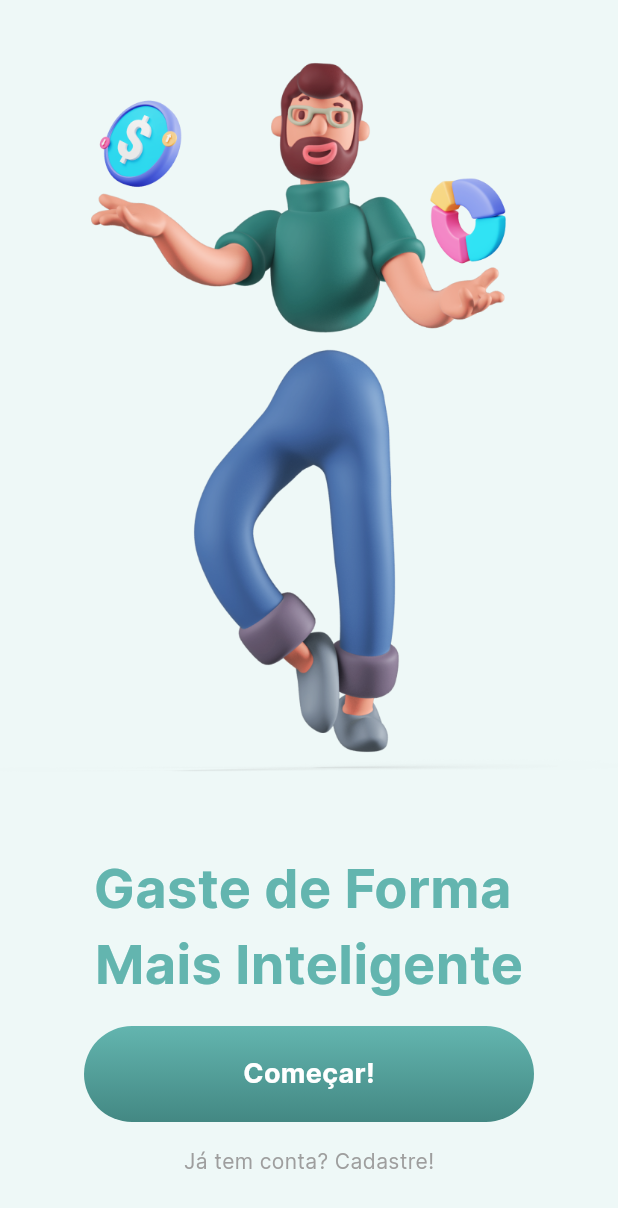
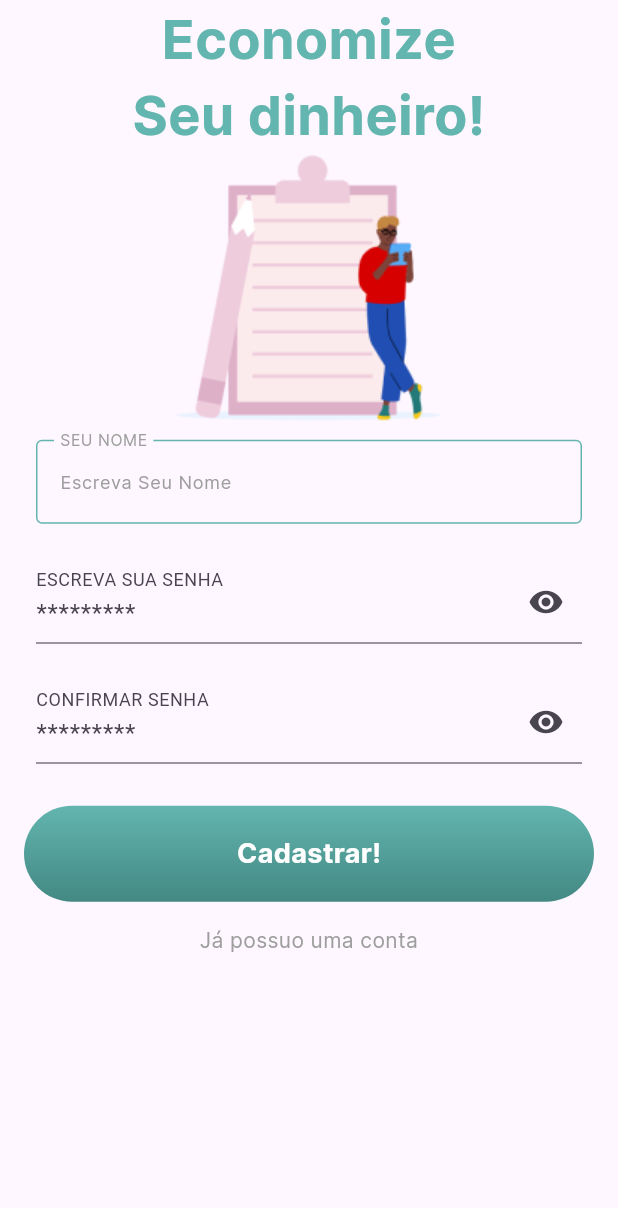
Before and after one commit to gabrielhenrique3/despesas_pessoais, a Flutter app: the screen it shows after launch, on a phone screen of 412 x 824 dp. Shown: the top 1208 px of the screen. Run offline on Flutter 3.47's test engine with Material 3 defaults, Android fonts, the phone set to English and light mode, and no system bars.

Commit message:
Hello Word

```diff
--- a/lib/app.dart
+++ b/lib/app.dart
@@ -1,4 +1,6 @@
+import 'package:despesas_pessoais/common/themes/default_themes.dart';
 import 'package:despesas_pessoais/features/onboarding/onboarding_page.dart';
+import 'package:despesas_pessoais/features/sing_up/sing_up_page.dart';
 import 'package:despesas_pessoais/features/splash/splash_page.dart';
 import 'package:flutter/material.dart';
 
@@ -7,8 +9,9 @@ class App extends StatelessWidget{
 
   @override
   Widget build (BuildContext context) {
-    return const MaterialApp(
-      home: OnboardingPage(),
+    return MaterialApp(
+      theme: defaultTheme,
+      home: SingUpPage(),
     );
   }
 }
--- a/lib/common/constants/app_colors.dart
+++ b/lib/common/constants/app_colors.dart
@@ -6,6 +6,7 @@ class AppColors {
   static const Color cor_um = Color(0xFF63B5AF);
   static const Color cor_dois = Color(0xFF63B5AF);
   static const Color cor_tres = Color(0xFFEEF8F7);
+
   static const List<Color> greenGradient = [
     Color(0xFF63B5AF),
     Color(0xFF438883),
--- /dev/null
+++ b/lib/common/constants/app_text_styles.dart
@@ -0,0 +1,76 @@
+import 'package:flutter/painting.dart';
+
+class AppTextStyles {
+  AppTextStyles._();
+
+  static const TextStyle bigText50 = TextStyle(
+    fontFamily: 'Inter',
+    fontSize: 50.0,
+    fontWeight: FontWeight.w700,
+  );
+
+  static const TextStyle mediumText36 = TextStyle(
+    fontFamily: 'Inter',
+    fontSize: 36.0,
+    fontWeight: FontWeight.w700,
+  );
+
+  static const TextStyle mediumText30 = TextStyle(
+    fontFamily: 'Inter',
+    fontSize: 30.0,
+    fontWeight: FontWeight.w700,
+  );
+
+  static const TextStyle mediumText16w500 = TextStyle(
+    fontFamily: 'Inter',
+    fontSize: 16.0,
+    fontWeight: FontWeight.w500,
+  );
+
+  static const TextStyle mediumText16w600 = TextStyle(
+    fontFamily: 'Inter',
+    fontSize: 16.0,
+    fontWeight: FontWeight.w600,
+  );
+
+  static const TextStyle mediumText18 = TextStyle(
+    fontFamily: 'Inter',
+    fontSize: 18.0,
+    fontWeight: FontWeight.w600,
+  );
+
+  static const TextStyle mediumText20 = TextStyle(
+    fontFamily: 'Inter',
+    fontSize: 20.0,
+    fontWeight: FontWeight.w600,
+  );
+
+  static const TextStyle smallText = TextStyle(
+    fontFamily: 'Inter',
+    fontSize: 14.0,
+    fontWeight: FontWeight.w500,
+  );
+  static const TextStyle smallText13 = TextStyle(
+    fontFamily: 'Inter',
+    fontSize: 13.0,
+    fontWeight: FontWeight.w400,
+  );
+
+  static const TextStyle inputLabelText = TextStyle(
+    fontFamily: 'Inter',
+    fontSize: 14.0,
+    fontWeight: FontWeight.w400,
+  );
+
+  static const TextStyle inputText = TextStyle(
+    fontFamily: 'Inter',
+    fontSize: 14.0,
+    fontWeight: FontWeight.w500,
+  );
+
+  static const TextStyle inputHintText = TextStyle(
+    fontFamily: 'Inter',
+    fontSize: 12.0,
+    fontWeight: FontWeight.w400,
+  );
+}
--- /dev/null
+++ b/lib/common/themes/default_themes.dart
@@ -0,0 +1,11 @@
+import 'package:flutter/material.dart';
+
+final defaultTheme = ThemeData(
+  inputDecorationTheme: const InputDecorationTheme(
+    focusedBorder: OutlineInputBorder(
+      borderSide: BorderSide(
+        color: Colors.red,
+      ),
+    ),
+  ),
+);
--- /dev/null
+++ b/lib/common/widgets/custom_text_form_field.dart
@@ -0,0 +1,126 @@
+// ignore_for_file: public_member_api_docs, sort_constructors_first
+
+import 'package:flutter/material.dart';
+import 'package:flutter/services.dart';
+
+import '../constants/app_colors.dart';
+import '../constants/app_text_styles.dart';
+
+class CustomTextFormField extends StatefulWidget {
+  final EdgeInsetsGeometry? padding;
+  final String? hintText;
+  final String? labelText;
+  final TextCapitalization? textCapitalization;
+  final TextEditingController? controller;
+  final TextInputType? keyboardType;
+  final int? maxLength;
+  final TextInputAction? textInputAction;
+  final Widget? suffixIcon;
+  final bool? obscureText;
+  final List<TextInputFormatter>? inputFormatters;
+  final FormFieldValidator<String>? validator;
+  final String? helperText;
+  final GestureTapCallback? onTap;
+  final bool readOnly;
+  final FocusNode? focusNode;
+  final ValueSetter<PointerEvent>? onTapOutside;
+
+  final VoidCallback? onEditingComplete;
+
+  const CustomTextFormField({
+    Key? key,
+    this.padding,
+    this.hintText,
+    this.labelText,
+    this.textCapitalization,
+    this.controller,
+    this.keyboardType,
+    this.maxLength,
+    this.textInputAction,
+    this.suffixIcon,
+    this.obscureText,
+    this.inputFormatters,
+    this.validator,
+    this.helperText,
+    this.onTap,
+    this.readOnly = false,
+    this.focusNode,
+    this.onTapOutside,
+    this.onEditingComplete,
+  }) : super(key: key);
+
+  @override
+  State<CustomTextFormField> createState() => _CustomTextFormFieldState();
+}
+
+class _CustomTextFormFieldState extends State<CustomTextFormField> {
+  final defaultBorder = const OutlineInputBorder(
+    borderSide: BorderSide(
+
+    ),
+  );
+
+  String? _helperText;
+
+  @override
+  void initState() {
+    super.initState();
+    _helperText = widget.helperText;
+  }
+
+  @override
+  Widget build(BuildContext context) {
+    return Padding(
+      padding: widget.padding ??
+          const EdgeInsets.symmetric(
+            horizontal: 24.0,
+            vertical: 12.0,
+          ),
+      child: TextFormField(
+        focusNode: widget.focusNode,
+        readOnly: widget.readOnly,
+        onTap: widget.onTap,
+        onEditingComplete: widget.onEditingComplete ??
+                () {
+              FocusScope.of(context).nextFocus();
+            },
+        onTapOutside: widget.onTapOutside ??
+                (_) {
+              if (FocusScope.of(context).hasFocus) {
+                FocusScope.of(context).unfocus();
+              }
+            },
+        onChanged: (value) {
+          if (value.length == 1) {
+            setState(() {
+              _helperText = null;
+            });
+          } else if (value.isEmpty) {
+            setState(() {
+              _helperText = widget.helperText;
+            });
+          }
+        },
+        validator: widget.validator,
+
+        inputFormatters: widget.inputFormatters,
+        obscureText: widget.obscureText ?? false,
+        textInputAction: widget.textInputAction,
+        maxLength: widget.maxLength,
+        keyboardType: widget.keyboardType,
+        controller: widget.controller,
+        textCapitalization:
+        widget.textCapitalization ?? TextCapitalization.none,
+        decoration: InputDecoration(
+          errorMaxLines: 3,
+          helperText: _helperText,
+          helperMaxLines: 3,
+          suffixIcon: widget.suffixIcon,
+          hintText: widget.hintText,
+          floatingLabelBehavior: FloatingLabelBehavior.always,
+          labelText: widget.labelText?.toUpperCase(),
+        ),
+      ),
+    );
+  }
+}
--- /dev/null
+++ b/lib/common/widgets/password_form_field.dart
@@ -0,0 +1,79 @@
+// ignore_for_file: public_member_api_docs, sort_constructors_first
+import 'dart:developer';
+
+
+import 'package:flutter/material.dart';
+
+import 'custom_text_form_field.dart';
+
+class PasswordFormField extends StatefulWidget {
+  final TextEditingController? controller;
+  final EdgeInsetsGeometry? padding;
+  final String? hintText;
+  final String? labelText;
+  final FormFieldValidator<String>? validator;
+  final String? helperText;
+  final FocusNode? focusNode;
+  final VoidCallback? onTap;
+  final ValueSetter<PointerEvent>? onTapOutside;
+  final VoidCallback? onEditingComplete;
+
+  const PasswordFormField({
+    Key? key,
+    this.controller,
+    this.padding,
+    this.hintText,
+    this.labelText,
+    this.validator,
+    this.helperText,
+    this.focusNode,
+    this.onTap,
+    this.onTapOutside,
+    this.onEditingComplete,
+  }) : super(key: key);
+
+  @override
+  State<PasswordFormField> createState() => _PasswordFormFieldState();
+}
+
+class _PasswordFormFieldState extends State<PasswordFormField> {
+  bool isHidden = true;
+
+  @override
+  Widget build(BuildContext context) {
+    return CustomTextFormField(
+      onTap: widget.onTap,
+      onEditingComplete: widget.onEditingComplete ??
+              () {
+            FocusScope.of(context).nextFocus();
+          },
+      focusNode: widget.focusNode,
+      onTapOutside: widget.onTapOutside ??
+              (_) {
+            if (FocusScope.of(context).hasFocus) {
+              FocusScope.of(context).unfocus();
+            }
+          },
+      helperText: widget.helperText,
+      validator: widget.validator,
+      obscureText: isHidden,
+      controller: widget.controller,
+      padding: widget.padding,
+      hintText: widget.hintText,
+      labelText: widget.labelText,
+      suffixIcon: InkWell(
+        borderRadius: BorderRadius.circular(23.0),
+        onTap: () {
+          log("pressed");
+          setState(() {
+            isHidden = !isHidden;
+          });
+        },
+        child: Icon(
+          isHidden ? Icons.visibility : Icons.visibility_off,
+
+        ),
+      ),
+    );
+  }
+}
--- a/lib/features/onboarding/onboarding_page.dart
+++ b/lib/features/onboarding/onboarding_page.dart
@@ -8,15 +8,15 @@ class OnboardingPage extends StatelessWidget {
   Widget build(BuildContext context) {
     return Scaffold(
       backgroundColor: AppColors.cor_tres,
-      body: Align(
-        child: Column(
+      body: Column(
         children: [
+          const SizedBox(height: 48.0),
           Expanded(
-              flex: 2,
             child: Image.asset(
                 'assets/images/man.png'),
           ),
           const Text('Gaste de Forma ',
+              textAlign: TextAlign.center,
               style:  TextStyle(
               fontFamily: 'Inter',
               fontSize: 36.0,
@@ -26,6 +26,7 @@ class OnboardingPage extends StatelessWidget {
             ,),
 
           const Text('Mais Inteligente',
+              textAlign: TextAlign.center,
               style:  TextStyle(
               fontFamily: 'Inter',
               fontSize: 36.0,
@@ -61,7 +62,8 @@ class OnboardingPage extends StatelessWidget {
             ),
 
 
-              const Text('Já tem conta? Cadastre!',
+            const Text('Já possui conta? Cadastre!',
+              textAlign: TextAlign.center,
               style:  TextStyle(
               fontFamily: 'Inter',
               fontSize: 14.0,
@@ -72,7 +74,6 @@ class OnboardingPage extends StatelessWidget {
           const SizedBox(height:40.0)
       ],
       ),
-      ),
     );
   }
 }
--- /dev/null
+++ b/lib/features/sing_up/sing_up_page.dart
@@ -0,0 +1,164 @@
+import 'package:despesas_pessoais/common/constants/app_text_styles.dart';
+import 'package:despesas_pessoais/common/widgets/password_form_field.dart';
+import 'package:flutter/material.dart';
+
+import '../../common/constants/app_colors.dart';
+
+class SingUpPage extends StatelessWidget {
+  const SingUpPage({super.key});
+
+  @override
+  Widget build(BuildContext context) {
+    return Scaffold(
+      body: ListView(
+        children: [
+
+          const Text('Economize ',
+          textAlign: TextAlign.center,
+          style:  TextStyle(
+            fontFamily: 'Inter',
+            fontSize: 36.0,
+            fontWeight: FontWeight.w700,
+            color: AppColors.cor_dois
+            ),
+          ),
+
+           const Text('Seu dinheiro!',
+            textAlign: TextAlign.center,
+            style:  TextStyle(
+              fontFamily: 'Inter',
+              fontSize: 36.0,
+              fontWeight: FontWeight.w700,
+              color: AppColors.cor_dois
+              ),
+            ),
+
+            Expanded(
+                child: Image.asset(
+                    'assets/images/sing_up_image.png',
+                ),
+            ),
+
+            const Form(
+              child: Column(
+                children: [
+                  CustomTextFormFileld(
+                    labelText: "seu nome",
+                    hintText: "Escreva Seu Nome",
+                  ),
+                  PasswordFormField(
+                    labelText: "escreva sua senha",
+                    hintText: "*********", controller: null,
+                  ),PasswordFormField(
+                    labelText: "confirmar senha",
+                    hintText: "*********", controller: null,
+                  ),
+                ],
+              ),
+            ),
+
+          Padding(
+            padding: const EdgeInsets.all(16.0),
+            child: Container(
+              alignment: Alignment.center,
+              height: 64.0,
+              width: 300.0,
+              decoration: const BoxDecoration(
+                borderRadius: BorderRadius.all(Radius.circular(38.0)),
+                gradient: LinearGradient(
+                    begin: Alignment.topCenter,
+                    end: Alignment.bottomCenter,
+                    colors: AppColors.greenGradient
+                ),
+              ),
+              child: const Text(
+                'Cadastrar!',
+                style: TextStyle(
+                    fontFamily: 'Inter',
+                    fontSize: 18.0,
+                    fontWeight: FontWeight.w700,
+                    color: Colors.white
+                ),
+              ),
+            ),
+          ),
+
+
+          const Text('Já possuo uma conta',
+            textAlign: TextAlign.center,
+            style:  TextStyle(
+                fontFamily: 'Inter',
+                fontSize: 14.0,
+                fontWeight: FontWeight.w500,
+                color: Colors.grey
+            ),
+          ),
+          ],
+      ),
+    );
+  }
+}
+
+class CustomTextFormFileld extends StatefulWidget {
+  final EdgeInsetsGeometry? padding;
+  final String? hintText;
+  final String? labelText;
+  final TextCapitalization? textCapitalization;
+  final TextEditingController? controller;
+  final TextInputType? keyboardType;
+
+  const CustomTextFormFileld({
+    super.key,
+    this.padding,
+    this.hintText,
+    this.labelText,
+    this.textCapitalization,
+    this.controller,
+    this.keyboardType,
+  });
+
+  @override
+  State<CustomTextFormFileld> createState() => _CustomTextFormFileldState();
+}
+
+class _CustomTextFormFileldState extends State<CustomTextFormFileld> {
+  final defaltBorder = const OutlineInputBorder(
+    borderSide: BorderSide(color: AppColors.cor_dois,),
+  );
+
+  @override
+  Widget build(BuildContext context) {
+    return Padding(
+      padding: widget.padding ??
+          const EdgeInsets.symmetric(
+            horizontal: 24.0,
+            vertical: 12.0,
+          ),
+      child: TextFormField(
+        keyboardType: widget.keyboardType,
+        controller: widget.controller,
+        textCapitalization: widget.textCapitalization ?? TextCapitalization.none,
+        decoration: InputDecoration(
+          hintText: widget.hintText,
+          hintStyle:AppTextStyles.inputHintText.copyWith(color: Colors.grey),
+          floatingLabelBehavior: FloatingLabelBehavior.always,
+          labelText: widget.labelText?.toUpperCase(),
+          labelStyle: AppTextStyles.inputLabelText.copyWith(color: Colors.grey),
+          focusedBorder: defaltBorder,
+          errorBorder: defaltBorder.copyWith(
+            borderSide: const BorderSide(
+              color: Colors.red,
+            ),
+          ),
+          focusedErrorBorder: defaltBorder.copyWith(
+            borderSide: const BorderSide(
+              color: Colors.red,
+            ),
+          ),
+          enabledBorder: defaltBorder,
+          disabledBorder: defaltBorder,
+        ),
+      ),
+    );
+  }
+}
--- a/lib/features/splash/splash_page.dart
+++ b/lib/features/splash/splash_page.dart
@@ -19,7 +19,7 @@ class SplashPage extends StatelessWidget{
           ),
         ),
         child: const Text(
-          'NOME',
+          'BDS',
           style: TextStyle(
               fontFamily: 'Inter',
               fontSize: 50.0,
```
Also changed, not shown: assets/images/sing_up_image.png (added), lib/features/splash/splash_controller.dart (deleted), pubspec.yaml (line endings or trailing spaces). Lines whose indentation alone changed are shown as unchanged.
